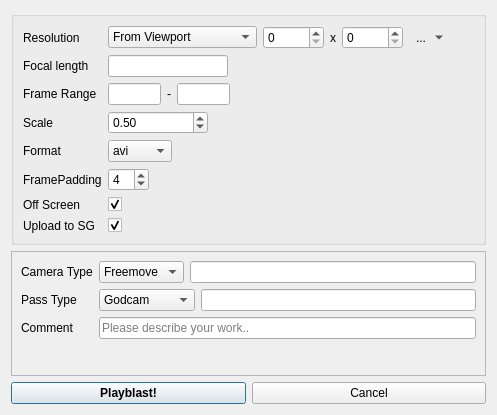
Above: resources/dialog.ui from craignadoon/tvfx-maya-playblast before the change. Below: the same form after it.
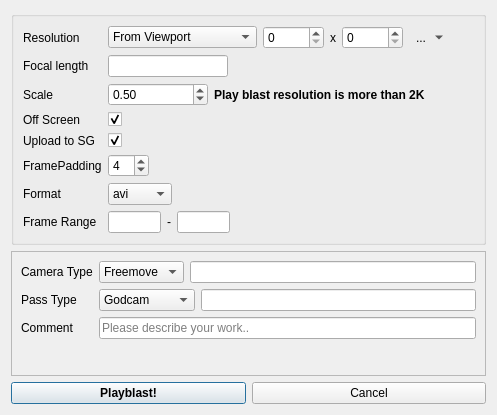
That is the form after the change.

Commit message: fixed some slate correction and adding some font.

```diff
--- a/resources/dialog.ui
+++ b/resources/dialog.ui
@@ -134,75 +134,6 @@
         </item>
        </layout>
       </item>
-      <item row="2" column="0">
-       <widget class="QLabel" name="label_1_frameRange">
-        <property name="text">
-         <string>Frame Range</string>
-        </property>
-       </widget>
-      </item>
-      <item row="2" column="1">
-       <layout class="QHBoxLayout" name="horizontalLayout_2">
-        <item>
-         <widget class="QLineEdit" name="le_frame_start">
-          <property name="sizePolicy">
-           <sizepolicy hsizetype="Expanding" vsizetype="Preferred">
-            <horstretch>0</horstretch>
-            <verstretch>0</verstretch>
-           </sizepolicy>
-          </property>
-          <property name="maximumSize">
-           <size>
-            <width>53</width>
-            <height>16777215</height>
-           </size>
-          </property>
-          <property name="text">
-           <string/>
-          </property>
-         </widget>
-        </item>
-        <item>
-         <widget class="QLabel" name="label_3">
-          <property name="text">
-           <string>-</string>
-          </property>
-         </widget>
-        </item>
-        <item>
-         <widget class="QLineEdit" name="le_frame_end">
-          <property name="sizePolicy">
-           <sizepolicy hsizetype="Expanding" vsizetype="Preferred">
-            <horstretch>0</horstretch>
-            <verstretch>0</verstretch>
-           </sizepolicy>
-          </property>
-          <property name="maximumSize">
-           <size>
-            <width>53</width>
-            <height>16777215</height>
-           </size>
-          </property>
-          <property name="text">
-           <string/>
-          </property>
-         </widget>
-        </item>
-        <item>
-         <spacer name="horizontalSpacer_5">
-          <property name="orientation">
-           <enum>Qt::Horizontal</enum>
-          </property>
-          <property name="sizeHint" stdset="0">
-           <size>
-            <width>40</width>
-            <height>20</height>
-           </size>
-          </property>
-         </spacer>
-        </item>
-       </layout>
-      </item>
       <item row="3" column="0">
        <widget class="QLabel" name="label_scale">
         <property name="text">
@@ -231,6 +162,19 @@
           </property>
          </widget>
         </item>
+        <item>
+         <widget class="QLabel" name="lbl_resolution_size_hint">
+          <property name="font">
+           <font>
+            <weight>75</weight>
+            <bold>true</bold>
+           </font>
+          </property>
+          <property name="text">
+           <string>Play blast resolution is more than 2K</string>
+          </property>
+         </widget>
+        </item>
         <item>
          <spacer name="horizontalSpacer_2">
           <property name="orientation">
@@ -246,75 +190,6 @@
         </item>
        </layout>
       </item>
-      <item row="4" column="0">
-       <widget class="QLabel" name="label_format">
-        <property name="text">
-         <string>Format</string>
-        </property>
-       </widget>
-      </item>
-      <item row="4" column="1">
-       <layout class="QHBoxLayout" name="horizontalLayout_4">
-        <item>
-         <widget class="QComboBox" name="cb_format">
-          <item>
-           <property name="text">
-            <string>avi</string>
-           </property>
-          </item>
-          <item>
-           <property name="text">
-            <string>image</string>
-           </property>
-          </item>
-         </widget>
-        </item>
-        <item>
-         <spacer name="horizontalSpacer_3">
-          <property name="orientation">
-           <enum>Qt::Horizontal</enum>
-          </property>
-          <property name="sizeHint" stdset="0">
-           <size>
-            <width>117</width>
-            <height>9</height>
-           </size>
-          </property>
-         </spacer>
-        </item>
-       </layout>
-      </item>
-      <item row="5" column="0">
-       <widget class="QLabel" name="label_framePadding">
-        <property name="text">
-         <string>FramePadding</string>
-        </property>
-       </widget>
-      </item>
-      <item row="5" column="1">
-       <layout class="QHBoxLayout" name="horizontalLayout_5">
-        <item>
-         <widget class="QSpinBox" name="sb_padding">
-          <property name="value">
-           <number>4</number>
-          </property>
-         </widget>
-        </item>
-        <item>
-         <spacer name="horizontalSpacer_4">
-          <property name="orientation">
-           <enum>Qt::Horizontal</enum>
-          </property>
-          <property name="sizeHint" stdset="0">
-           <size>
-            <width>114</width>
-            <height>6</height>
-           </size>
-          </property>
-         </spacer>
-        </item>
-       </layout>
-      </item>
       <item row="6" column="0">
        <widget class="QLabel" name="label_2">
         <property name="text">
@@ -349,6 +224,144 @@
         </property>
        </widget>
       </item>
+      <item row="8" column="1">
+       <layout class="QHBoxLayout" name="horizontalLayout_5">
+        <item>
+         <widget class="QSpinBox" name="sb_padding">
+          <property name="value">
+           <number>4</number>
+          </property>
+         </widget>
+        </item>
+        <item>
+         <spacer name="horizontalSpacer_4">
+          <property name="orientation">
+           <enum>Qt::Horizontal</enum>
+          </property>
+          <property name="sizeHint" stdset="0">
+           <size>
+            <width>114</width>
+            <height>6</height>
+           </size>
+          </property>
+         </spacer>
+        </item>
+       </layout>
+      </item>
+      <item row="8" column="0">
+       <widget class="QLabel" name="label_framePadding">
+        <property name="text">
+         <string>FramePadding</string>
+        </property>
+       </widget>
+      </item>
+      <item row="9" column="0">
+       <widget class="QLabel" name="label_format">
+        <property name="text">
+         <string>Format</string>
+        </property>
+       </widget>
+      </item>
+      <item row="9" column="1">
+       <layout class="QHBoxLayout" name="horizontalLayout_4">
+        <item>
+         <widget class="QComboBox" name="cb_format">
+          <item>
+           <property name="text">
+            <string>avi</string>
+           </property>
+          </item>
+          <item>
+           <property name="text">
+            <string>image</string>
+           </property>
+          </item>
+         </widget>
+        </item>
+        <item>
+         <spacer name="horizontalSpacer_3">
+          <property name="orientation">
+           <enum>Qt::Horizontal</enum>
+          </property>
+          <property name="sizeHint" stdset="0">
+           <size>
+            <width>117</width>
+            <height>9</height>
+           </size>
+          </property>
+         </spacer>
+        </item>
+       </layout>
+      </item>
+      <item row="10" column="0">
+       <widget class="QLabel" name="label_1_frameRange">
+        <property name="text">
+         <string>Frame Range</string>
+        </property>
+       </widget>
+      </item>
+      <item row="10" column="1">
+       <layout class="QHBoxLayout" name="horizontalLayout_2">
+        <item>
+         <widget class="QLineEdit" name="le_frame_start">
+          <property name="sizePolicy">
+           <sizepolicy hsizetype="Expanding" vsizetype="Preferred">
+            <horstretch>0</horstretch>
+            <verstretch>0</verstretch>
+           </sizepolicy>
+          </property>
+          <property name="maximumSize">
+           <size>
+            <width>53</width>
+            <height>16777215</height>
+           </size>
+          </property>
+          <property name="text">
+           <string/>
+          </property>
+         </widget>
+        </item>
+        <item>
+         <widget class="QLabel" name="label_3">
+          <property name="text">
+           <string>-</string>
+          </property>
+         </widget>
+        </item>
+        <item>
+         <widget class="QLineEdit" name="le_frame_end">
+          <property name="sizePolicy">
+           <sizepolicy hsizetype="Expanding" vsizetype="Preferred">
+            <horstretch>0</horstretch>
+            <verstretch>0</verstretch>
+           </sizepolicy>
+          </property>
+          <property name="maximumSize">
+           <size>
+            <width>53</width>
+            <height>16777215</height>
+           </size>
+          </property>
+          <property name="text">
+           <string/>
+          </property>
+         </widget>
+        </item>
+        <item>
+         <spacer name="horizontalSpacer_5">
+          <property name="orientation">
+           <enum>Qt::Horizontal</enum>
+          </property>
+          <property name="sizeHint" stdset="0">
+           <size>
+            <width>40</width>
+            <height>20</height>
+           </size>
+          </property>
+         </spacer>
+        </item>
+       </layout>
+      </item>
      </layout>
     </widget>
    </item>
```
Left out of the diff: 4 changed lines with no effect on the pictures. The commit also changes 6 other files.
